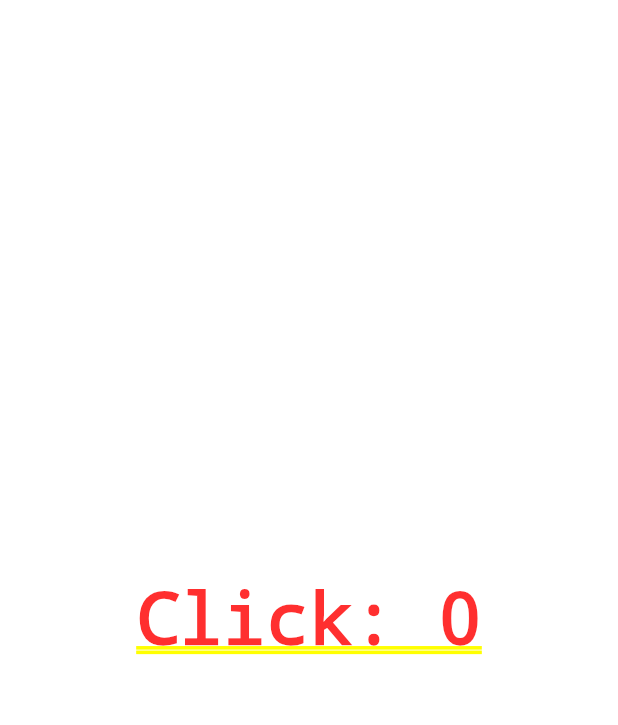
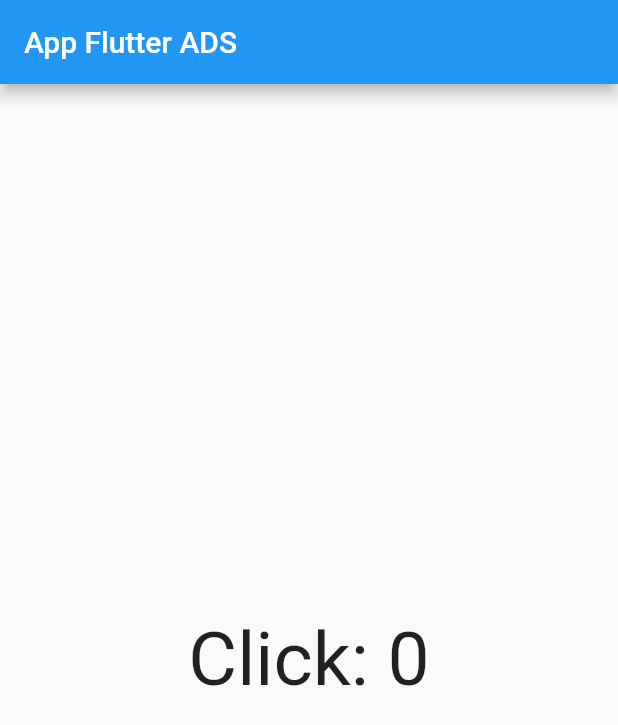
Before and after one commit to EisenGFonseca/Desenvolvimento-para-Dispositivos-M-veis, a Flutter app: the screen it shows after launch, on a phone screen of 412 x 824 dp. Shown: the top 725 px of the screen. Run offline on Flutter 3.47's test engine with Material 2 defaults, Android fonts, the phone set to English and light mode, and no system bars.

Commit message:
Aula 1.5.1 - Scaffold
Aula 1.5.1 - Scaffold

```diff
--- a/Curso na pratica/ola_mundo/lib/home_page.dart
+++ b/Curso na pratica/ola_mundo/lib/home_page.dart
@@ -13,10 +13,15 @@ int counter = 0;
 
   @override
   Widget build(BuildContext context) {
-    return Container (
-      child: Center(
+    return Scaffold(
+    appBar: AppBar(
+      title: Text(
+        "App Flutter ADS",
+        )
+      ),
+      body: Center(
           child: GestureDetector(
-          child: Text('Click: $counter'),
+            child: Text('Click: $counter', style: TextStyle(fontSize: 50)),
             onTap: (){
               setState(() {
                 counter ++;
```
Lines whose indentation alone changed are shown as unchanged.
